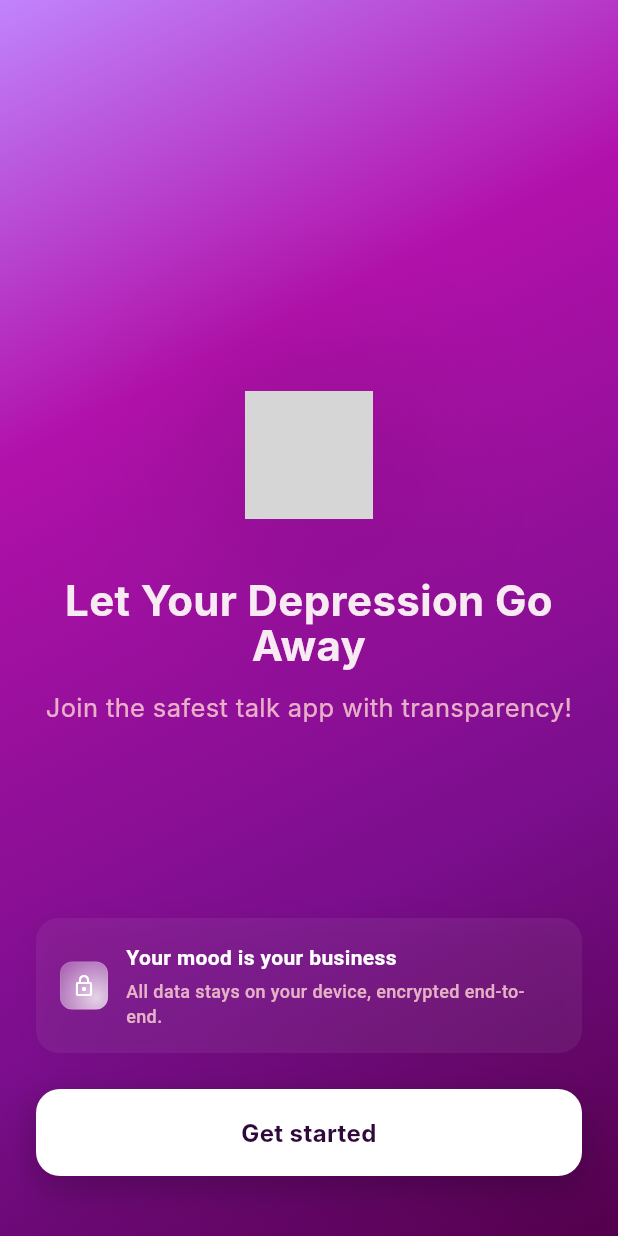
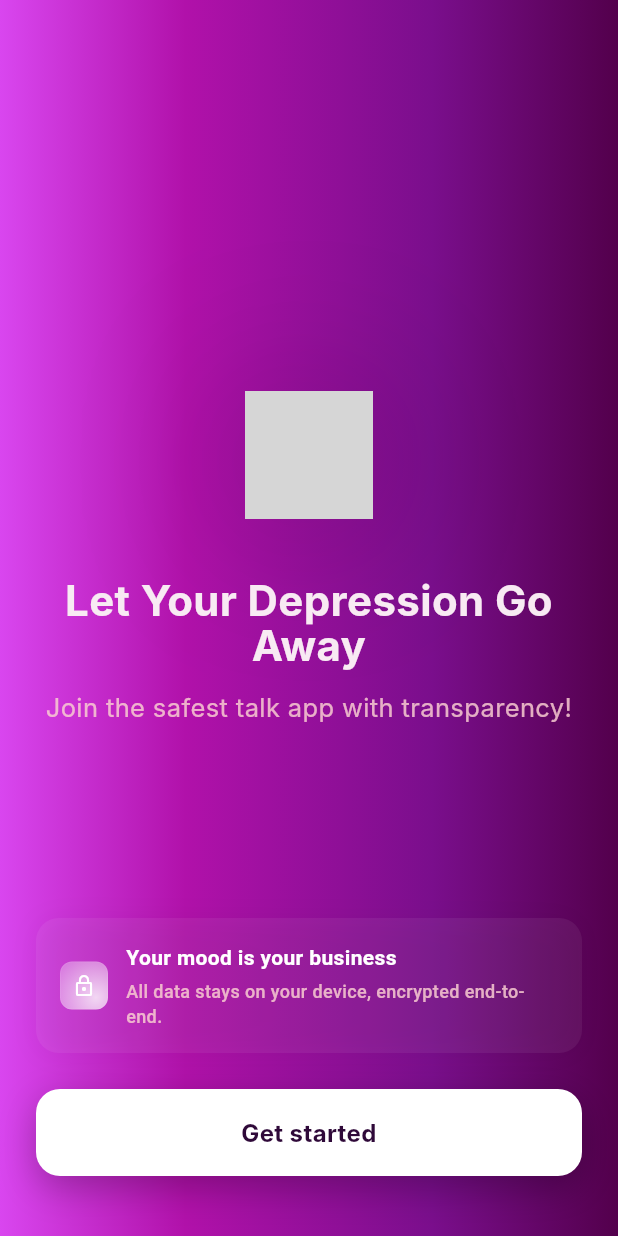
Before and after one commit to Magicalprince/TingaTalk, a Flutter app: the screen it shows after launch, on a phone screen of 412 x 824 dp. Run offline on Flutter 3.47's test engine with Material 3 defaults, Android fonts, the phone set to English and light mode, and no system bars; Roboto replaces fonts that are missing (Inter, SF Pro); grey boxes are pictures that could not be loaded.

```diff
--- a/tingatalk_flutter/lib/design_system/colors.dart
+++ b/tingatalk_flutter/lib/design_system/colors.dart
@@ -1,15 +1,15 @@
 import 'package:flutter/material.dart';
 
 class AppColors {
-  // Updated theme with your specific dark purple and minimal pink
-  static const Color primaryBackground = Color(0xFF53004C); // Your specific dark purple
-  static const Color secondaryBackground = Color(0xFF7A0E8C); // Medium purple
+  // Updated theme to match your exact Figma expectations
+  static const Color primaryBackground = Color.fromARGB(255, 18, 32, 47); // Your specified background
+  static const Color secondaryBackground = Color(0xFF53004C); // Your specific dark purple
   static const Color tertiaryBackground = Color(0xFFB111AA); // Main purple
 
-  // Purple-dominated gradient colors with your specific dark purple
-  static const Color gradientStart = Color(0xFFC084FC); // Light purple (minimal pink)
-  static const Color gradientMiddle = Color(0xFFB111AA); // Main purple (40%)
-  static const Color gradientEnd = Color(0xFF53004C); // Your specific dark purple
+  // Light-to-dark horizontal gradient colors
+  static const Color gradientStart = Color(0xFFD946EF); // Bright purple (left side)
+  static const Color gradientMiddle = Color(0xFFB111AA); // Main purple (center)
+  static const Color gradientEnd = Color(0xFF53004C); // Dark purple (right side)
 
   // Text colors - Professional and readable
   static const Color primaryText = Color(0xFFFFFFFF);
@@ -28,10 +28,10 @@ class AppColors {
   static const Color inputBorder = Color(0x4DFFFFFF); // Better border visibility
   static const Color inputFocusBorder = Color(0xFFFFFFFF);
 
-  // Purple-focused accent colors with your specific dark purple
-  static const Color accent = Color(0xFFB111AA); // Main Purple Accent
-  static const Color accentLight = Color(0xFFC084FC); // Light Purple (minimal pink)
-  static const Color accentDark = Color(0xFF53004C); // Your specific dark purple
+  // Horizontal gradient accent colors: light left, dark right
+  static const Color accent = Color(0xFFB111AA); // Main Purple Accent (center)
+  static const Color accentLight = Color(0xFFD946EF); // Bright Purple (left side)
+  static const Color accentDark = Color(0xFF53004C); // Dark Purple (right side)
 
   // Logo and branding colors
   static const Color logoGradientStart = Color(0xFFE91E63);
@@ -42,28 +42,29 @@ class AppColors {
   static const Color warning = Color(0xFFFF9800);
   static const Color error = Color(0xFFF44336);
 
-  // Purple-dominated gradient with minimal pink and your specific dark purple
+  // Horizontal left-to-right gradient: light left, dark right
   static const List<Color> primaryGradient = [
-    Color(0xFFC084FC), // Light purple (much less pink)
-    Color(0xFFB111AA), // Main purple center (40%)
+    Color(0xFFD946EF), // Bright purple (left side)
+    Color(0xFFB111AA), // Main purple (center)
     Color(0xFF7A0E8C), // Medium purple
-    Color(0xFF53004C), // Your specific dark purple
+    Color(0xFF53004C), // Dark purple (right side)
   ];
 
   static const List<Color> secondaryGradient = [
-    Color(0xFFC084FC), // Light purple (minimal pink)
+    Color(0xFFD946EF), // Bright purple (left)
     Color(0xFFB111AA), // Main purple
-    Color(0xFF53004C), // Your specific dark purple
+    Color(0xFF53004C), // Dark purple (right)
   ];
 
   static const List<Color> logoGradient = [
-    Color(0xFFC084FC), // Light purple (minimal pink)
+    Color(0xFFD946EF), // Bright purple (left)
     Color(0xFFB111AA), // Main purple
-    Color(0xFF53004C), // Your specific dark purple
+    Color(0xFF53004C), // Dark purple (right)
   ];
 
-  // Overlay colors for depth and layering
+  // Overlay colors for depth and layering - matching your Figma code
   static const Color overlayLight = Color(0x0DFFFFFF);
   static const Color overlayMedium = Color(0x1AFFFFFF);
   static const Color overlayDark = Color(0x33000000);
+  static const Color figmaOverlay = Color(0xCC222224); // From your code snippet
 }
--- a/tingatalk_flutter/lib/design_system/theme.dart
+++ b/tingatalk_flutter/lib/design_system/theme.dart
@@ -7,7 +7,7 @@ class AppTheme {
     return ThemeData(
       brightness: Brightness.dark,
       primarySwatch: Colors.purple,
-      scaffoldBackgroundColor: AppColors.primaryBackground,
+      scaffoldBackgroundColor: const Color.fromARGB(255, 18, 32, 47),
 
       // AppBar theme with gradient support
       appBarTheme: const AppBarTheme(
@@ -68,13 +68,13 @@ class AppTheme {
     );
   }
 
-  // Helper method to create horizontal gradient background for any screen
+  // Helper method to create horizontal left-to-right gradient background
   static Widget gradientBackground({required Widget child}) {
     return Container(
       decoration: const BoxDecoration(
         gradient: LinearGradient(
-          begin: Alignment.topLeft,
-          end: Alignment.bottomRight,
+          begin: Alignment.centerLeft,
+          end: Alignment.centerRight,
           colors: AppColors.primaryGradient,
           stops: [0.0, 0.3, 0.7, 1.0],
         ),
--- a/tingatalk_flutter/lib/main.dart
+++ b/tingatalk_flutter/lib/main.dart
@@ -1,7 +1,5 @@
 import 'package:flutter/material.dart';
 import 'package:flutter/services.dart';
-import 'design_system/theme.dart';
-import 'design_system/colors.dart';
 import 'screens/welcome/welcome_screen.dart';
 import 'screens/auth/login_screen.dart';
 
@@ -9,26 +7,33 @@ void main() {
   runApp(const TingaTalkApp());
 }
 
-// Updated with exact Figma design theme and gradient
+// Generated by: https://www.figma.com/community/plugin/842128343887142055/
+// Updated to match your exact theme expectations
 class TingaTalkApp extends StatelessWidget {
   const TingaTalkApp({super.key});
 
   @override
   Widget build(BuildContext context) {
-    // Set system UI overlay style for dark gradient theme
+    // Set system UI overlay style for dark theme
     SystemChrome.setSystemUIOverlayStyle(
       const SystemUiOverlayStyle(
         statusBarColor: Colors.transparent,
         statusBarIconBrightness: Brightness.light,
-        systemNavigationBarColor: AppColors.secondaryBackground,
+        systemNavigationBarColor: Color.fromARGB(255, 18, 32, 47),
         systemNavigationBarIconBrightness: Brightness.light,
       ),
     );
 
     return MaterialApp(
       title: 'TingaTalk',
-      theme: AppTheme.darkTheme.copyWith(
-        scaffoldBackgroundColor: AppColors.primaryBackground,
+      theme: ThemeData.dark().copyWith(
+        scaffoldBackgroundColor: const Color.fromARGB(255, 18, 32, 47),
+        primaryColor: const Color(0xFFB111AA),
+        colorScheme: const ColorScheme.dark(
+          primary: Color(0xFFB111AA),
+          secondary: Color(0xFFC084FC),
+          surface: Color.fromARGB(255, 18, 32, 47),
+        ),
       ),
       home: const WelcomeScreen(),
       routes: {
--- a/tingatalk_flutter/lib/screens/auth/login_screen.dart
+++ b/tingatalk_flutter/lib/screens/auth/login_screen.dart
@@ -32,8 +32,8 @@ class _LoginScreenState extends State<LoginScreen> {
       body: Container(
         decoration: const BoxDecoration(
           gradient: LinearGradient(
-            begin: Alignment.topLeft,
-            end: Alignment.bottomRight,
+            begin: Alignment.centerLeft,
+            end: Alignment.centerRight,
             colors: AppColors.primaryGradient,
             stops: [0.0, 0.3, 0.7, 1.0],
           ),
--- a/tingatalk_flutter/lib/screens/auth/payment_setup_screen.dart
+++ b/tingatalk_flutter/lib/screens/auth/payment_setup_screen.dart
@@ -36,8 +36,8 @@ class _PaymentSetupScreenState extends State<PaymentSetupScreen> {
       body: Container(
         decoration: const BoxDecoration(
           gradient: LinearGradient(
-            begin: Alignment.topLeft,
-            end: Alignment.bottomRight,
+            begin: Alignment.centerLeft,
+            end: Alignment.centerRight,
             colors: AppColors.primaryGradient,
             stops: [0.0, 0.3, 0.7, 1.0],
           ),
--- a/tingatalk_flutter/lib/screens/auth/signup_screen.dart
+++ b/tingatalk_flutter/lib/screens/auth/signup_screen.dart
@@ -37,8 +37,8 @@ class _SignupScreenState extends State<SignupScreen> {
       body: Container(
         decoration: const BoxDecoration(
           gradient: LinearGradient(
-            begin: Alignment.topLeft,
-            end: Alignment.bottomRight,
+            begin: Alignment.centerLeft,
+            end: Alignment.centerRight,
             colors: AppColors.primaryGradient,
             stops: [0.0, 0.3, 0.7, 1.0],
           ),
--- a/tingatalk_flutter/lib/screens/onboarding/onboarding_screen.dart
+++ b/tingatalk_flutter/lib/screens/onboarding/onboarding_screen.dart
@@ -125,8 +125,8 @@ class _OnboardingScreenState extends State<OnboardingScreen> {
       body: Container(
         decoration: const BoxDecoration(
           gradient: LinearGradient(
-            begin: Alignment.topLeft,
-            end: Alignment.bottomRight,
+            begin: Alignment.centerLeft,
+            end: Alignment.centerRight,
             colors: AppColors.primaryGradient,
             stops: [0.0, 0.3, 0.7, 1.0],
           ),
--- a/tingatalk_flutter/lib/screens/welcome/welcome_screen.dart
+++ b/tingatalk_flutter/lib/screens/welcome/welcome_screen.dart
@@ -12,8 +12,8 @@ class WelcomeScreen extends StatelessWidget {
         height: double.infinity,
         decoration: const BoxDecoration(
           gradient: LinearGradient(
-            begin: Alignment.topLeft,
-            end: Alignment.bottomRight,
+            begin: Alignment.centerLeft,
+            end: Alignment.centerRight,
             colors: AppColors.primaryGradient,
             stops: [0.0, 0.3, 0.7, 1.0],
           ),
@@ -31,9 +31,9 @@ class WelcomeScreen extends StatelessWidget {
                   height: 85,
                   decoration: ShapeDecoration(
                     gradient: const LinearGradient(
-                      colors: [Color(0xFFC084FC), Color(0xFFB111AA), Color(0xFF53004C)],
-                      begin: Alignment.topLeft,
-                      end: Alignment.bottomRight,
+                      colors: [Color(0xFFD946EF), Color(0xFFB111AA), Color(0xFF53004C)],
+                      begin: Alignment.centerLeft,
+                      end: Alignment.centerRight,
                     ),
                     shape: RoundedRectangleBorder(
                       borderRadius: BorderRadius.circular(20),
```
